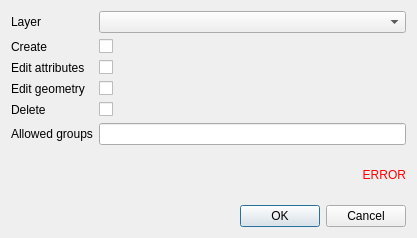
3liz/lizmap-plugin, file lizmap/resources/ui/ui_form_edition.ui: the form before one commit.
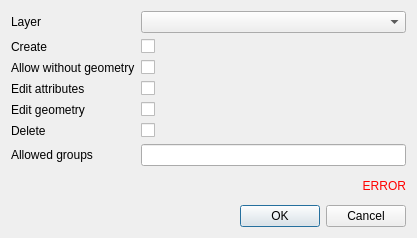
The form after the commit. Custom widgets are drawn as their Qt base class.

Commit message: Edition - Add a checkbox to allow geometry less features

Diff of the .ui file:
```diff
--- a/lizmap/resources/ui/ui_form_edition.ui
+++ b/lizmap/resources/ui/ui_form_edition.ui
@@ -36,14 +36,14 @@
        </property>
       </widget>
      </item>
-     <item row="2" column="0">
+     <item row="3" column="0">
       <widget class="QLabel" name="label_edit_attributes">
        <property name="text">
         <string>Edit attributes</string>
        </property>
       </widget>
      </item>
-     <item row="2" column="1">
+     <item row="3" column="1">
       <widget class="QCheckBox" name="edit_attributes">
        <property name="text">
         <string/>
@@ -53,21 +53,21 @@
        </property>
       </widget>
      </item>
-     <item row="3" column="0">
+     <item row="4" column="0">
       <widget class="QLabel" name="label_edit_geometry">
        <property name="text">
         <string>Edit geometry</string>
        </property>
       </widget>
      </item>
-     <item row="4" column="0">
+     <item row="5" column="0">
       <widget class="QLabel" name="label_delete">
        <property name="text">
         <string>Delete</string>
        </property>
       </widget>
      </item>
-     <item row="5" column="0">
+     <item row="6" column="0">
       <widget class="QLabel" name="label_allowed_groups">
        <property name="text">
         <string>Allowed groups</string>
@@ -84,23 +84,37 @@
        </property>
       </widget>
      </item>
-     <item row="3" column="1">
-      <widget class="QCheckBox" name="edit_geometry">
-       <property name="text">
-        <string/>
-       </property>
-      </widget>
-     </item>
      <item row="4" column="1">
-      <widget class="QCheckBox" name="delete_feature">
+      <widget class="QCheckBox" name="edit_geometry">
        <property name="text">
         <string/>
        </property>
       </widget>
      </item>
      <item row="5" column="1">
+      <widget class="QCheckBox" name="delete_feature">
+       <property name="text">
+        <string/>
+       </property>
+      </widget>
+     </item>
+     <item row="6" column="1">
       <widget class="QLineEdit" name="allowed_groups"/>
      </item>
+     <item row="2" column="1">
+      <widget class="QCheckBox" name="without_geom">
+       <property name="text">
+        <string/>
+       </property>
+      </widget>
+     </item>
+     <item row="2" column="0">
+      <widget class="QLabel" name="label_without_geom">
+       <property name="text">
+        <string>Allow without geometry</string>
+       </property>
+      </widget>
+     </item>
     </layout>
    </item>
    <item>
```
The commit also changes 4 other files.
